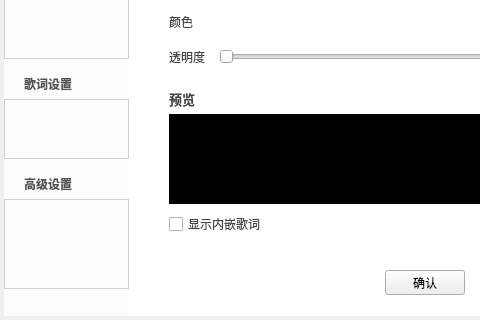
Old version of the form TTKModule/TTKWidget/musicUiKits/musicWidgetKits/musicsettingwidget.ui in the repository Greedysky/TTKMusicPlayer; both pictures show x 0 to 480 and y 150 to 470 of the 618 by 470 pixel window.
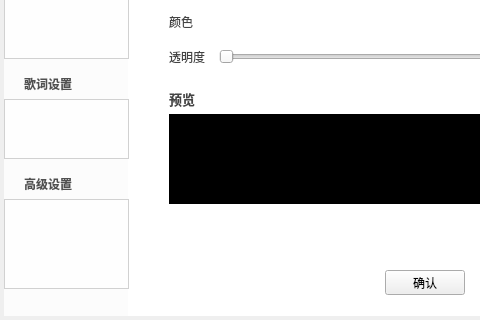
New version of the form. The open tabs and pages were chosen to show the change. Custom widgets are drawn as their Qt base class.

Commit message: refactor: Optimize song meta data check[501475]

Diff of the .ui file:
```diff
--- a/TTKModule/TTKWidget/musicUiKits/musicWidgetKits/musicsettingwidget.ui
+++ b/TTKModule/TTKWidget/musicUiKits/musicWidgetKits/musicsettingwidget.ui
@@ -1827,19 +1827,6 @@
       <enum>Qt::Horizontal</enum>
      </property>
     </widget>
-    <widget class="QCheckBox" name="showInteriorCheckBox">
-     <property name="geometry">
-      <rect>
-       <x>25</x>
-       <y>325</y>
-       <width>120</width>
-       <height>20</height>
-      </rect>
-     </property>
-     <property name="text">
-      <string>显示内嵌歌词</string>
-     </property>
-    </widget>
     <widget class="QLabel" name="fontTransValueLabel">
      <property name="geometry">
       <rect>
```
The commit also changes 9 other files.
